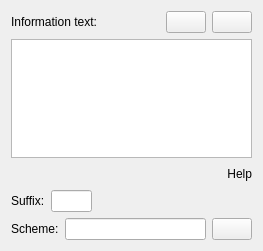
The window that dialogs/profiledatainfowidgetUI.ui (KDE/audex) describes before a commit, drawn with Qt 5.
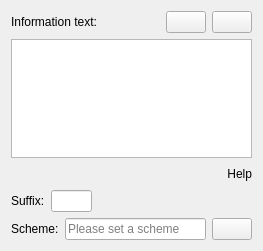
The same window after the commit. Custom widgets are drawn as their Qt base class.

Commit message: * Change profile add/edit subdialogs behaviour * Code changes for better readability in error class * Set placeholder text for scheme line edits * Fix misplaced break statements in profile model class * Set (ripping) logfile storing as profile option * Rename protocol to log in code * Replace never skip on reading erros option by skip on reading errors option * Write TOC to extraction log * Some code cleanup and consistency fixes

Diff of the .ui file:
```diff
--- a/dialogs/profiledatainfowidgetUI.ui
+++ b/dialogs/profiledatainfowidgetUI.ui
@@ -108,6 +108,9 @@
          <verstretch>0</verstretch>
         </sizepolicy>
        </property>
+       <property name="placeholderText">
+        <string>Please set a scheme</string>
+       </property>
       </widget>
      </item>
      <item>
```
The commit also changes 44 other files.
